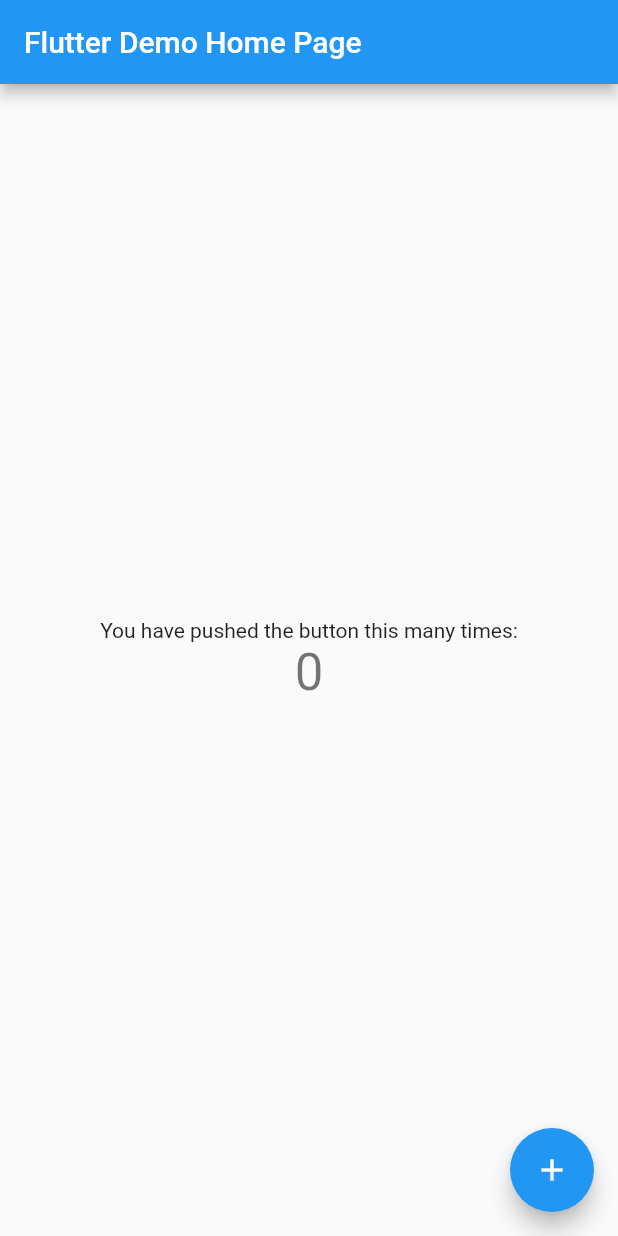
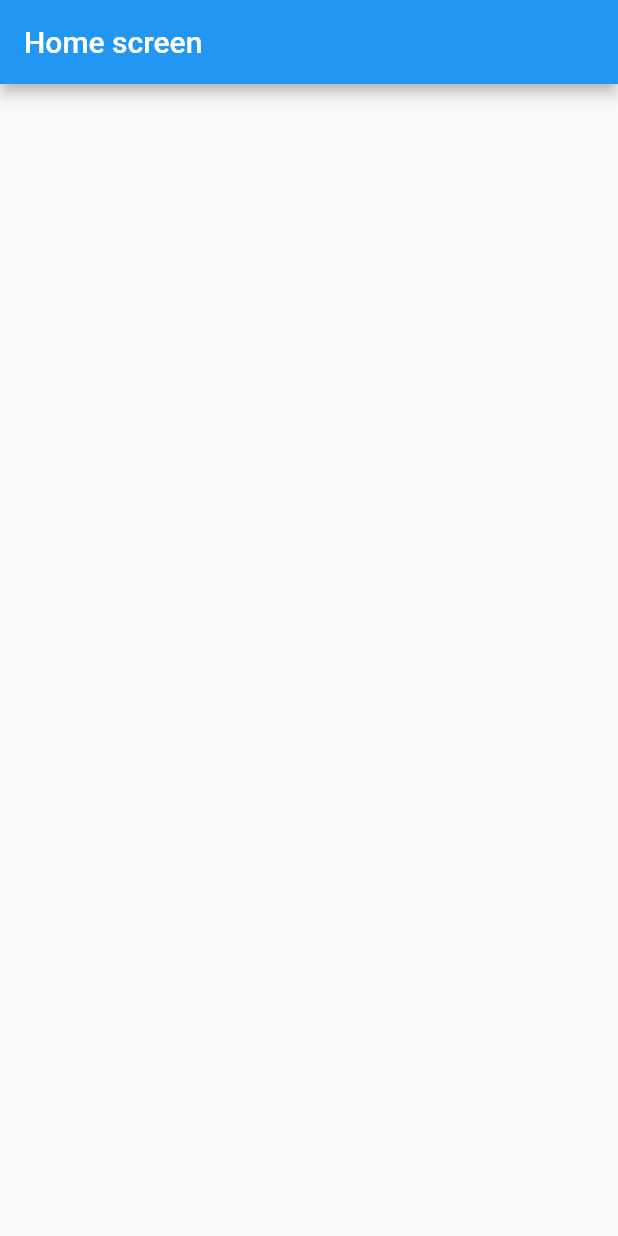
Before and after one commit to JorgePizana/Seminario-de-investigacion-School-app, a Flutter app: the screen it shows after launch, on a phone screen of 412 x 824 dp. Run offline on Flutter 3.47's test engine with Material 2 defaults, Android fonts, the phone set to English and light mode, and no system bars.

Commit message:
Added routes for every screeens
Added dart file Routes, to navigate to every screen in app

```diff
--- a/school_app_ux/lib/main.dart
+++ b/school_app_ux/lib/main.dart
@@ -1,4 +1,6 @@
 import 'package:flutter/material.dart';
+import 'package:school_app_ux/routes.dart' as route;
+import 'package:school_app_ux/styles.dart';
 
 void main() {
   runApp(MyApp());
@@ -9,59 +11,10 @@ class MyApp extends StatelessWidget {
   @override
   Widget build(BuildContext context) {
     return MaterialApp(
-      title: 'Flutter Demo',
-      theme: ThemeData(
-        primarySwatch: Colors.blue,
-        visualDensity: VisualDensity.adaptivePlatformDensity,
-      ),
-      home: MyHomePage(title: 'Flutter Demo Home Page'),
+      title: 'School_app_ux',
+      initialRoute: route.startRoute,
+      theme: ThemeBuilder.lightTheme,
+      onGenerateRoute: route.Router.generateRoute,
     );
   }
 }
-
-class MyHomePage extends StatefulWidget {
-  MyHomePage({Key key, this.title}) : super(key: key);
-
-  final String title;
-
-  @override
-  _MyHomePageState createState() => _MyHomePageState();
-}
-
-class _MyHomePageState extends State<MyHomePage> {
-  int _counter = 0;
-
-  void _incrementCounter() {
-    setState(() {
-      _counter++;
-    });
-  }
-
-  @override
-  Widget build(BuildContext context) {
-    return Scaffold(
-      appBar: AppBar(
-        title: Text(widget.title),
-      ),
-      body: Center(
-        child: Column(
-          mainAxisAlignment: MainAxisAlignment.center,
-          children: <Widget>[
-            Text(
-              'You have pushed the button this many times:',
-            ),
-            Text(
-              '$_counter',
-              style: Theme.of(context).textTheme.headline4,
-            ),
-          ],
-        ),
-      ),
-      floatingActionButton: FloatingActionButton(
-        onPressed: _incrementCounter,
-        tooltip: 'Increment',
-        child: Icon(Icons.add),
-      ), // This trailing comma makes auto-formatting nicer for build methods.
-    );
-  }
-}
--- a/school_app_ux/lib/routes.dart
+++ b/school_app_ux/lib/routes.dart
@@ -0,0 +1,40 @@
+import 'package:flutter/material.dart';
+import 'package:school_app_ux/screens/courseData/index.dart';
+import 'package:school_app_ux/screens/home/index.dart';
+import 'package:school_app_ux/screens/search/index.dart';
+import 'package:school_app_ux/screens/start/index.dart';
+
+
+//const String splashRoute = '/';
+const String startRoute = 'initial';
+const String homeRoute = 'home';
+const String searchRoute = 'register';
+const String courseDataRoute = 'login';
+
+class Router {
+  static Route <dynamic> generateRoute(RouteSettings settings){
+    switch (settings.name){
+      case startRoute:
+        return MaterialPageRoute(builder: (_) => InitialScreen());
+
+      case homeRoute:
+        return MaterialPageRoute(builder: (_) => HomeScreen());
+
+      case searchRoute:
+        return MaterialPageRoute(builder: (_) => SearchScreen());
+
+      case courseDataRoute:
+        return MaterialPageRoute(builder: (_) => CourseScreen());
+
+      default:
+        return MaterialPageRoute(
+          builder: (context) => Scaffold(
+            body: Center(
+              child: Text('No route defined for ${settings.name}'),
+            ),
+          ),
+        );
+
+    }
+  }
+}
--- a/school_app_ux/lib/screens/start/index.dart
+++ b/school_app_ux/lib/screens/start/index.dart
@@ -0,0 +1,27 @@
+import 'package:flutter/material.dart';
+
+class InitialScreen extends StatefulWidget {
+  @override
+  _InitialScreenState createState() => _InitialScreenState();
+}
+
+class _InitialScreenState extends State<InitialScreen> with SingleTickerProviderStateMixin {
+  TabController _tabController;
+
+  @override
+  void initState() {
+    super.initState();
+    _tabController = TabController(length: 3, vsync: this);
+  }
+
+  @override
+  Widget build(BuildContext context) {
+    return Scaffold(
+      appBar: AppBar(
+        title: Text(
+            'Home screen'
+        ),
+      ),
+    );
+  }
+}
--- a/school_app_ux/lib/styles.dart
+++ b/school_app_ux/lib/styles.dart
@@ -0,0 +1,9 @@
+import 'package:flutter/material.dart';
+
+class ThemeBuilder {
+  ThemeBuilder._();
+
+  static final ThemeData lightTheme = ThemeData(
+
+  );
+}
```
Also changed, not shown: school_app_ux/lib/screens/courseData/index.dart (+27 -0 lines), school_app_ux/lib/screens/home/index.dart (+27 -0 lines), school_app_ux/lib/screens/search/index.dart (+27 -0 lines).
